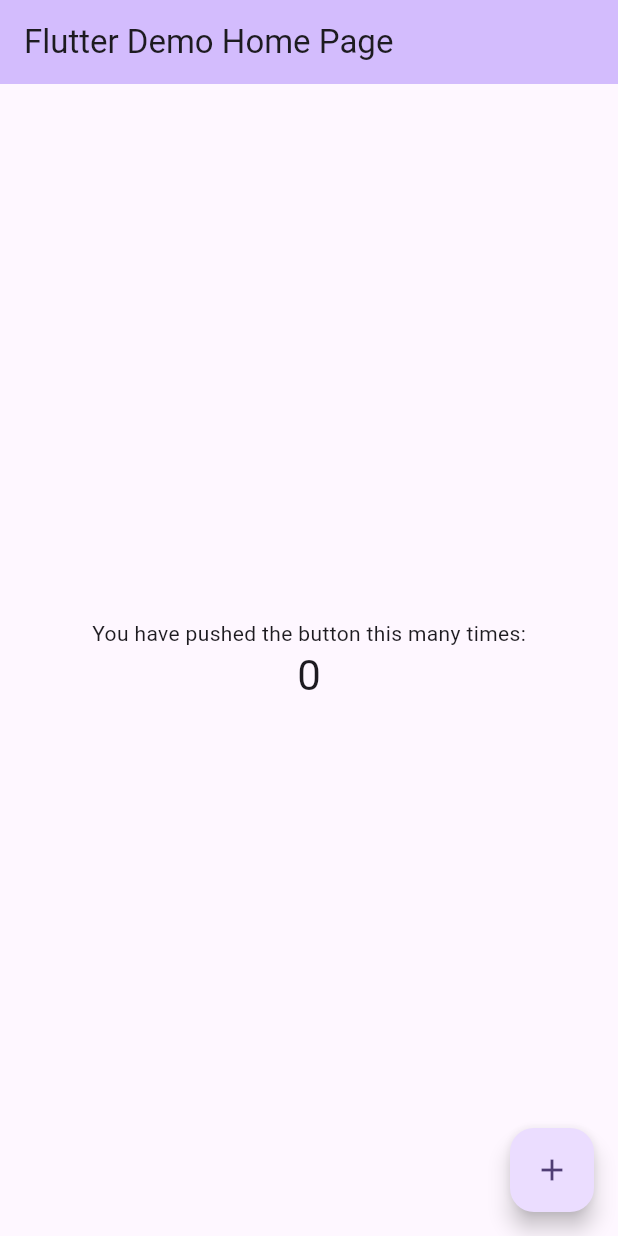
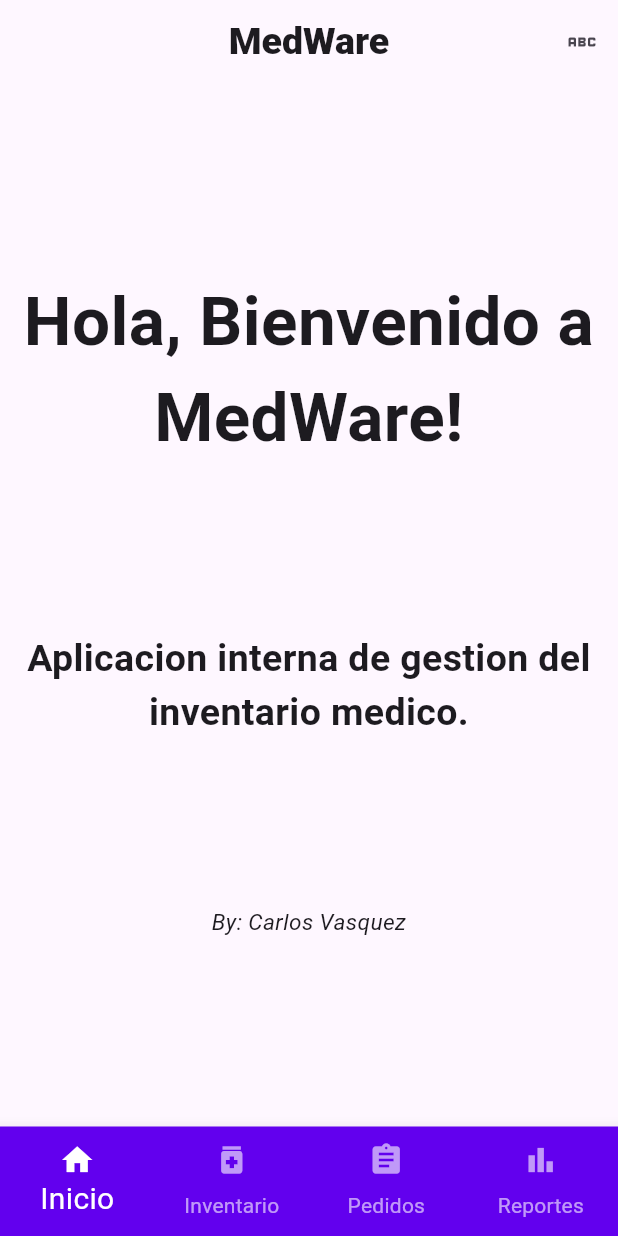
Before and after one commit to lighnio/medware, a Flutter app: the screen it shows after launch, on a phone screen of 412 x 824 dp. Run offline on Flutter 3.47's test engine with Material 2 defaults, Android fonts, the phone set to English and light mode, and no system bars; our stand-ins replace go_router; Roboto replaces fonts that are missing (Times New Roman).

Commit message:
Base navigation ready, need login and components

```diff
--- /dev/null
+++ b/lib/components/custom_navigation_bar.dart
@@ -0,0 +1,50 @@
+import 'package:flutter/material.dart';
+import 'package:go_router/go_router.dart';
+import 'package:medware/routes.dart';
+
+class CustomNavigationBar extends StatefulWidget {
+  const CustomNavigationBar(context, {super.key});
+
+  @override
+  State<CustomNavigationBar> createState() => _CustomNavigationBarState();
+}
+
+class _CustomNavigationBarState extends State<CustomNavigationBar> {
+  int _currentIndex = 0;
+
+  Widget build(BuildContext context) {
+    const List<BottomNavigationBarItem> general_items = [
+      BottomNavigationBarItem(icon: Icon(Icons.home), label: 'Inicio'),
+    ];
+
+    const List<BottomNavigationBarItem> admin_nav_items = [
+      ...general_items,
+      BottomNavigationBarItem(
+          icon: Icon(Icons.medication), label: 'Inventario'),
+      BottomNavigationBarItem(icon: Icon(Icons.assignment), label: 'Pedidos'),
+      BottomNavigationBarItem(icon: Icon(Icons.bar_chart), label: 'Reportes'),
+    ];
+
+    const List<BottomNavigationBarItem> user_nav_items = [
+      ...general_items,
+      BottomNavigationBarItem(
+        icon: Icon(Icons.assignment_add),
+        label: 'Pedidos',
+      ),
+    ];
+
+    return BottomNavigationBar(
+        backgroundColor: const Color(0xFF6200EE),
+        currentIndex: _currentIndex,
+        items: 1 == 1 ? admin_nav_items : user_nav_items,
+        onTap: (value) {
+          setState(() => _currentIndex = value);
+          context.go(source[_currentIndex]['path'] as String);
+        },
+        selectedFontSize: 20,
+        selectedItemColor: Colors.white,
+        type: BottomNavigationBarType.fixed,
+        unselectedFontSize: 14,
+        unselectedItemColor: Colors.white.withOpacity(.60));
+  }
+}
--- /dev/null
+++ b/lib/features/home/presentation/HomeScreen.dart
@@ -0,0 +1,48 @@
+import 'package:flutter/material.dart';
+
+class MainView extends StatelessWidget {
+  const MainView({super.key});
+
+  @override
+  Widget build(BuildContext context) {
+    double txtScale = MediaQuery.of(context).textScaleFactor;
+
+    return Scaffold(
+      body: Padding(
+        padding: const EdgeInsets.all(15.0),
+        child: Center(
+          child: Column(
+            mainAxisAlignment: MainAxisAlignment.spaceEvenly,
+            children: [
+              Text(
+                'Hola, Bienvenido a MedWare!',
+                textAlign: TextAlign.center,
+                style: TextStyle(
+                    fontSize: 45 * txtScale,
+                    fontFamily: 'Times New Roman',
+                    fontWeight: FontWeight.w600),
+              ),
+              Text(
+                'Aplicacion interna de gestion del inventario medico.',
+                textAlign: TextAlign.center,
+                style: TextStyle(
+                    fontSize: 25 * txtScale,
+                    fontFamily: 'Times New Roman',
+                    fontWeight: FontWeight.bold),
+              ),
+              Text(
+                'By: Carlos Vasquez',
+                textAlign: TextAlign.center,
+                style: TextStyle(
+                  fontSize: 15 * txtScale,
+                  fontStyle: FontStyle.italic,
+                  fontFamily: 'Times New Roman',
+                ),
+              ),
+            ],
+          ),
+        ),
+      ),
+    );
+  }
+}
--- /dev/null
+++ b/lib/features/user/requests/presentation/Requests.dart
@@ -0,0 +1,29 @@
+import 'package:flutter/material.dart';
+import 'package:flutter/widgets.dart';
+
+class Requests extends StatefulWidget {
+  const Requests({super.key});
+
+  @override
+  State<Requests> createState() => _RequestsState();
+}
+
+class _RequestsState extends State<Requests> {
+  @override
+  Widget build(BuildContext context) {
+    return ListView(children: const [
+      ListTile(
+        title: Text("Paracetamol"),
+        subtitle: Text("Medicamento para el dolor"),
+        leading: Icon(Icons.medical_services),
+        trailing: Text("10 disponibles"),
+      ),
+      ListTile(
+        title: Text("Ibuprofeno"),
+        subtitle: Text("Medicamento para la fiebre"),
+        leading: Icon(Icons.medical_services),
+        trailing: Text("20 disponibles"),
+      ),
+    ]);
+  }
+}
--- a/lib/main.dart
+++ b/lib/main.dart
@@ -1,125 +1,49 @@
 import 'package:flutter/material.dart';
+import 'package:go_router/go_router.dart';
+import 'package:medware/components/custom_navigation_bar.dart';
+import 'package:medware/routes.dart';
 
 void main() {
-  runApp(const MyApp());
+  runApp(MyApp());
 }
 
 class MyApp extends StatelessWidget {
   const MyApp({super.key});
 
-  // This widget is the root of your application.
   @override
   Widget build(BuildContext context) {
-    return MaterialApp(
-      title: 'Flutter Demo',
-      theme: ThemeData(
-        // This is the theme of your application.
-        //
-        // TRY THIS: Try running your application with "flutter run". You'll see
-        // the application has a blue toolbar. Then, without quitting the app,
-        // try changing the seedColor in the colorScheme below to Colors.green
-        // and then invoke "hot reload" (save your changes or press the "hot
-        // reload" button in a Flutter-supported IDE, or press "r" if you used
-        // the command line to start the app).
-        //
-        // Notice that the counter didn't reset back to zero; the application
-        // state is not lost during the reload. To reset the state, use hot
-        // restart instead.
-        //
-        // This works for code too, not just values: Most code changes can be
-        // tested with just a hot reload.
-        colorScheme: ColorScheme.fromSeed(seedColor: Colors.deepPurple),
-        useMaterial3: true,
+    return MaterialApp.router(
+      debugShowCheckedModeBanner: false,
+      theme: ThemeData(useMaterial3: true),
+      routerConfig: GoRouter(
+        initialLocation: '/',
+        routes: [
+          ShellRoute(
+              routes: routes,
+              builder: (context, state, child) {
+                return Scaffold(
+                  appBar: AppBar(
+                    title: Text(
+                      'MedWare',
+                      style: TextStyle(
+                          fontSize: 25 * MediaQuery.of(context).textScaleFactor,
+                          fontFamily: 'Times New Roman',
+                          fontWeight: FontWeight.w800),
+                    ),
+                    actions: [
+                      IconButton(
+                        onPressed: () {},
+                        icon: const Icon(Icons.abc),
+                      ),
+                    ],
+                    centerTitle: true,
+                  ),
+                  body: child,
+                  bottomNavigationBar: CustomNavigationBar(context),
+                );
+              }),
+        ],
       ),
-      home: const MyHomePage(title: 'Flutter Demo Home Page'),
     );
   }
 }
-
-class MyHomePage extends StatefulWidget {
-  const MyHomePage({super.key, required this.title});
-
-  // This widget is the home page of your application. It is stateful, meaning
-  // that it has a State object (defined below) that contains fields that affect
-  // how it looks.
-
-  // This class is the configuration for the state. It holds the values (in this
-  // case the title) provided by the parent (in this case the App widget) and
-  // used by the build method of the State. Fields in a Widget subclass are
-  // always marked "final".
-
-  final String title;
-
-  @override
-  State<MyHomePage> createState() => _MyHomePageState();
-}
-
-class _MyHomePageState extends State<MyHomePage> {
-  int _counter = 0;
-
-  void _incrementCounter() {
-    setState(() {
-      // This call to setState tells the Flutter framework that something has
-      // changed in this State, which causes it to rerun the build method below
-      // so that the display can reflect the updated values. If we changed
-      // _counter without calling setState(), then the build method would not be
-      // called again, and so nothing would appear to happen.
-      _counter++;
-    });
-  }
-
-  @override
-  Widget build(BuildContext context) {
-    // This method is rerun every time setState is called, for instance as done
-    // by the _incrementCounter method above.
-    //
-    // The Flutter framework has been optimized to make rerunning build methods
-    // fast, so that you can just rebuild anything that needs updating rather
-    // than having to individually change instances of widgets.
-    return Scaffold(
-      appBar: AppBar(
-        // TRY THIS: Try changing the color here to a specific color (to
-        // Colors.amber, perhaps?) and trigger a hot reload to see the AppBar
-        // change color while the other colors stay the same.
-        backgroundColor: Theme.of(context).colorScheme.inversePrimary,
-        // Here we take the value from the MyHomePage object that was created by
-        // the App.build method, and use it to set our appbar title.
-        title: Text(widget.title),
-      ),
-      body: Center(
-        // Center is a layout widget. It takes a single child and positions it
-        // in the middle of the parent.
-        child: Column(
-          // Column is also a layout widget. It takes a list of children and
-          // arranges them vertically. By default, it sizes itself to fit its
-          // children horizontally, and tries to be as tall as its parent.
-          //
-          // Column has various properties to control how it sizes itself and
-          // how it positions its children. Here we use mainAxisAlignment to
-          // center the children vertically; the main axis here is the vertical
-          // axis because Columns are vertical (the cross axis would be
-          // horizontal).
-          //
-          // TRY THIS: Invoke "debug painting" (choose the "Toggle Debug Paint"
-          // action in the IDE, or press "p" in the console), to see the
-          // wireframe for each widget.
-          mainAxisAlignment: MainAxisAlignment.center,
-          children: <Widget>[
-            const Text(
-              'You have pushed the button this many times:',
-            ),
-            Text(
-              '$_counter',
-              style: Theme.of(context).textTheme.headlineMedium,
-            ),
-          ],
-        ),
-      ),
-      floatingActionButton: FloatingActionButton(
-        onPressed: _incrementCounter,
-        tooltip: 'Increment',
-        child: const Icon(Icons.add),
-      ), // This trailing comma makes auto-formatting nicer for build methods.
-    );
-  }
-}
--- /dev/null
+++ b/lib/routes.dart
@@ -0,0 +1,55 @@
+import 'package:flutter/material.dart';
+import 'package:go_router/go_router.dart';
+import 'package:medware/features/home/presentation/HomeScreen.dart';
+import 'package:medware/features/user/requests/presentation/Requests.dart';
+
+final source = [
+  // Base
+  {
+    'path': '/',
+    'widget': const MainView(),
+  },
+
+  // User
+  {
+    'path': '/user/requests',
+    'widget': const Requests(),
+  },
+
+  // Administrator
+  {
+    'path': '/admin/inventory',
+    'widget': const Center(child: Text('Inventory')),
+  },
+  {
+    'path': '/admin/orders',
+    'widget': const Center(child: Text('Orders')),
+  },
+  {
+    'path': '/admin/reports',
+    'widget': const Center(child: Text('Reports')),
+  },
+];
+
+final routes = source
+    .map(
+      (e) => GoRoute(
+        path: e['path'] as String,
+        pageBuilder: (context, state) {
+          return CustomTransitionPage(
+            key: state.pageKey,
+            child: e['widget'] as Widget,
+            transitionDuration: const Duration(milliseconds: 150),
+            transitionsBuilder:
+                (context, animation, secondaryAnimation, child) {
+              return FadeTransition(
+                opacity: CurveTween(curve: Curves.linearToEaseOut)
+                    .animate(animation),
+                child: child,
+              );
+            },
+          );
+        },
+      ),
+    )
+    .toList();
--- a/pubspec.yaml
+++ b/pubspec.yaml
@@ -35,6 +35,7 @@ dependencies:
   # The following adds the Cupertino Icons font to your application.
   # Use with the CupertinoIcons class for iOS style icons.
   cupertino_icons: ^1.0.2
+  go_router: ^12.0.0
 
 dev_dependencies:
   flutter_test:
```
